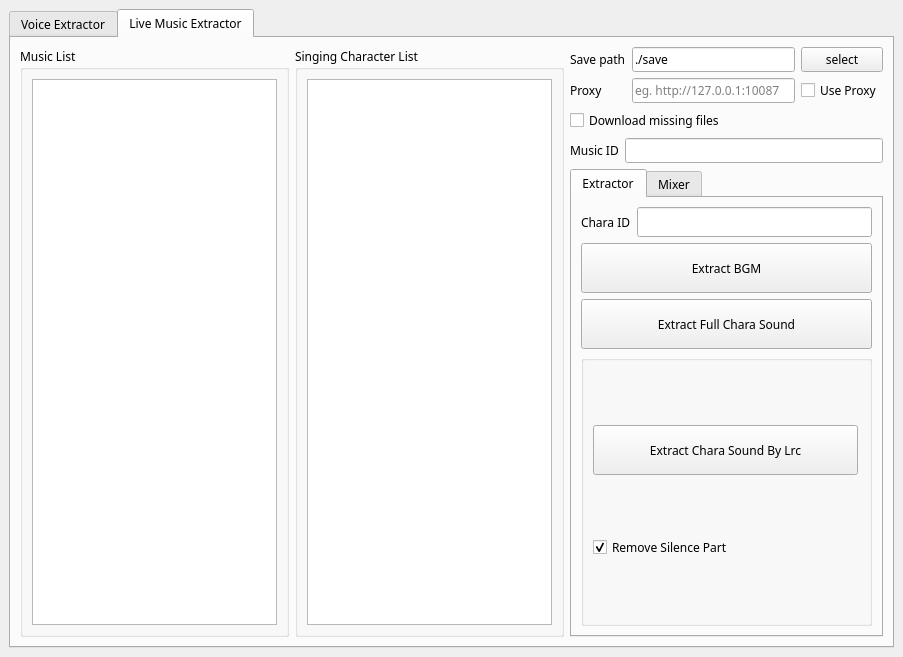
chinosk6/umamusume-voice-text-extractor, file gui/qtui/main_ui.ui: the form before one commit.
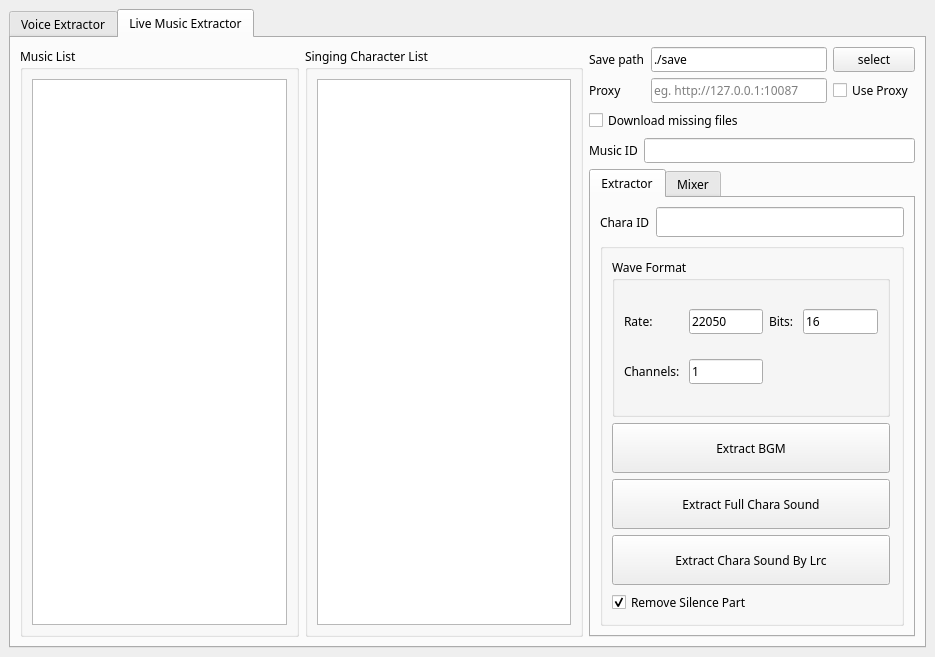
The form after the commit. The open tabs and pages were chosen to show the change.

Commit message: add wave format, add Chinese support

Patch:
```diff
--- a/gui/qtui/main_ui.ui
+++ b/gui/qtui/main_ui.ui
@@ -6,7 +6,7 @@
    <rect>
     <x>0</x>
     <y>0</y>
-    <width>903</width>
+    <width>935</width>
     <height>657</height>
    </rect>
   </property>
@@ -371,7 +371,7 @@
        <attribute name="title">
         <string>Live Music Extractor</string>
        </attribute>
-       <layout class="QHBoxLayout" name="horizontalLayout_11">
+       <layout class="QVBoxLayout" name="verticalLayout_3">
         <item>
          <layout class="QHBoxLayout" name="horizontalLayout_8" stretch="0,0,0">
           <item>
@@ -501,7 +501,7 @@
                </attribute>
                <layout class="QVBoxLayout" name="verticalLayout_11">
                 <item>
-                 <layout class="QVBoxLayout" name="verticalLayout_10" stretch="1,2,2,2">
+                 <layout class="QVBoxLayout" name="verticalLayout_10" stretch="1,2">
                   <item>
                    <layout class="QHBoxLayout" name="horizontalLayout_6">
                     <property name="sizeConstraint">
@@ -556,32 +556,6 @@
                     </item>
                    </layout>
                   </item>
-                  <item>
-                   <widget class="QPushButton" name="pushButton_extract_bgm">
-                    <property name="minimumSize">
-                     <size>
-                      <width>0</width>
-                      <height>50</height>
-                     </size>
-                    </property>
-                    <property name="text">
-                     <string>Extract BGM</string>
-                    </property>
-                   </widget>
-                  </item>
-                  <item>
-                   <widget class="QPushButton" name="pushButton_extract_chara_sound">
-                    <property name="minimumSize">
-                     <size>
-                      <width>0</width>
-                      <height>50</height>
-                     </size>
-                    </property>
-                    <property name="text">
-                     <string>Extract Full Chara Sound</string>
-                    </property>
-                   </widget>
-                  </item>
                   <item>
                    <widget class="QGroupBox" name="groupBox_7">
                     <property name="title">
@@ -591,6 +565,107 @@
                      <property name="rightMargin">
                       <number>11</number>
                      </property>
+                     <item>
+                      <widget class="QGroupBox" name="groupBox_4">
+                       <property name="title">
+                        <string>Wave Format</string>
+                       </property>
+                       <layout class="QGridLayout" name="gridLayout">
+                        <item row="0" column="0">
+                         <widget class="QLabel" name="label_12">
+                          <property name="text">
+                           <string>Rate: </string>
+                          </property>
+                         </widget>
+                        </item>
+                        <item row="0" column="1">
+                         <widget class="QLineEdit" name="lineEdit_me_rate">
+                          <property name="minimumSize">
+                           <size>
+                            <width>0</width>
+                            <height>0</height>
+                           </size>
+                          </property>
+                          <property name="maximumSize">
+                           <size>
+                            <width>75</width>
+                            <height>16777215</height>
+                           </size>
+                          </property>
+                          <property name="text">
+                           <string>22050</string>
+                          </property>
+                         </widget>
+                        </item>
+                        <item row="0" column="2">
+                         <widget class="QLabel" name="label_13">
+                          <property name="text">
+                           <string>Bits: </string>
+                          </property>
+                         </widget>
+                        </item>
+                        <item row="0" column="3">
+                         <widget class="QLineEdit" name="lineEdit_me_bits">
+                          <property name="maximumSize">
+                           <size>
+                            <width>75</width>
+                            <height>16777215</height>
+                           </size>
+                          </property>
+                          <property name="text">
+                           <string>16</string>
+                          </property>
+                         </widget>
+                        </item>
+                        <item row="1" column="0">
+                         <widget class="QLabel" name="label_14">
+                          <property name="text">
+                           <string>Channels: </string>
+                          </property>
+                         </widget>
+                        </item>
+                        <item row="1" column="1">
+                         <widget class="QLineEdit" name="lineEdit_me_channels">
+                          <property name="maximumSize">
+                           <size>
+                            <width>75</width>
+                            <height>16777215</height>
+                           </size>
+                          </property>
+                          <property name="text">
+                           <string>1</string>
+                          </property>
+                         </widget>
+                        </item>
+                       </layout>
+                      </widget>
+                     </item>
+                     <item>
+                      <widget class="QPushButton" name="pushButton_extract_bgm">
+                       <property name="minimumSize">
+                        <size>
+                         <width>0</width>
+                         <height>50</height>
+                        </size>
+                       </property>
+                       <property name="text">
+                        <string>Extract BGM</string>
+                       </property>
+                      </widget>
+                     </item>
+                     <item>
+                      <widget class="QPushButton" name="pushButton_extract_chara_sound">
+                       <property name="minimumSize">
+                        <size>
+                         <width>0</width>
+                         <height>50</height>
+                        </size>
+                       </property>
+                       <property name="text">
+                        <string>Extract Full Chara Sound</string>
+                       </property>
+                      </widget>
+                     </item>
                      <item>
                       <widget class="QPushButton" name="pushButton_extract_sound_by_lrc">
                        <property name="minimumSize">
```
Left out of the diff: 2 changed lines with no effect on the pictures. The commit also changes 15 other files.
